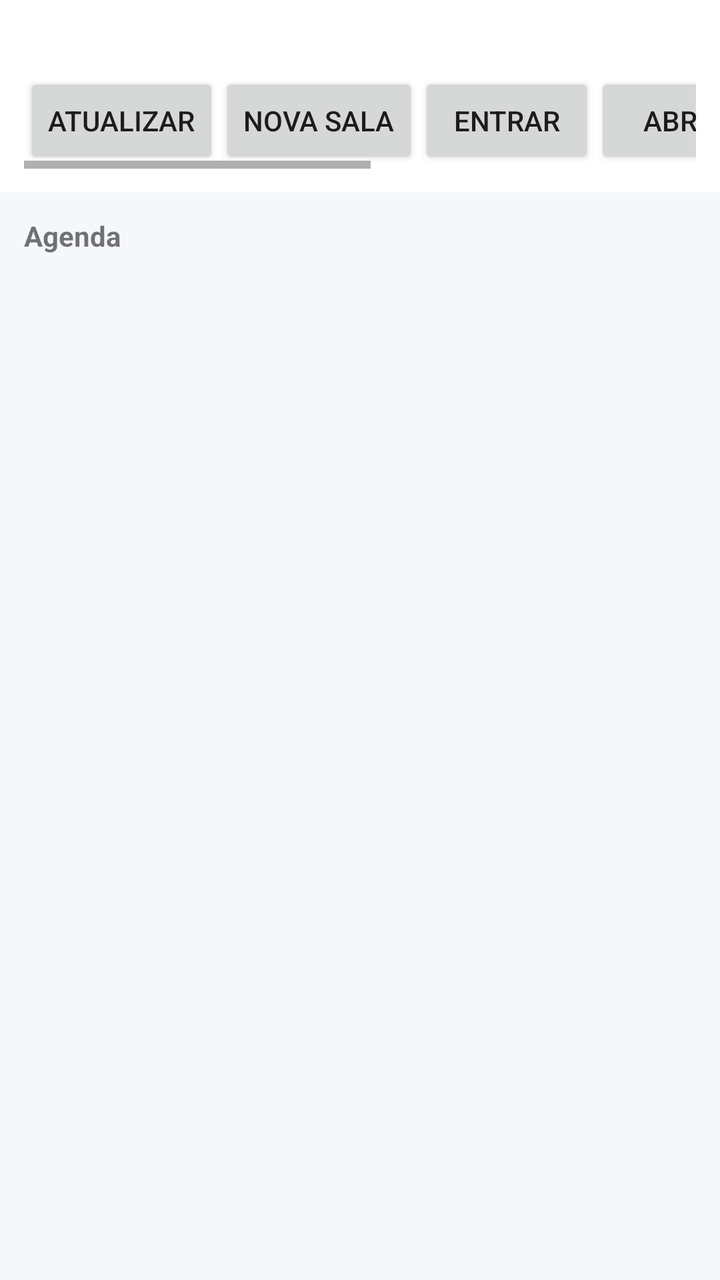
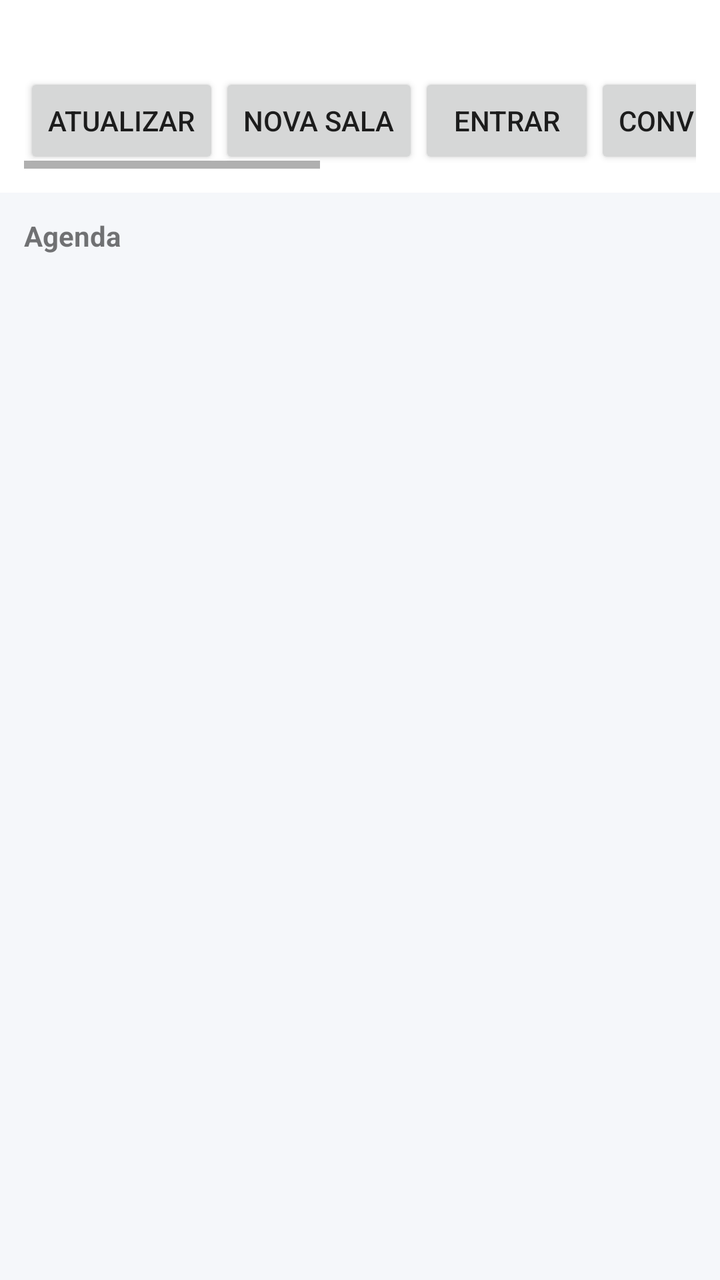

The first picture is an Android layout as it rendered before a commit; the second is the same layout after the commit. The layout source and the unified diff follow.
<!-- AndroidManifest.xml: application theme Theme.SalaReuniao -->
<!-- res/layout/activity_main.xml -->
<?xml version="1.0" encoding="utf-8"?>
<LinearLayout xmlns:android="http://schemas.android.com/apk/res/android"
    android:layout_width="match_parent"
    android:layout_height="match_parent"
    android:orientation="vertical"
    android:background="@color/background">

    <LinearLayout
        android:layout_width="match_parent"
        android:layout_height="wrap_content"
        android:padding="12dp"
        android:orientation="vertical"
        android:background="@color/surface">

        <TextView
            android:id="@+id/txtUser"
            android:layout_width="match_parent"
            android:layout_height="wrap_content"
            android:textStyle="bold"
            android:textSize="18sp"/>

        <HorizontalScrollView
            android:layout_width="match_parent"
            android:layout_height="wrap_content">
            <LinearLayout
                android:layout_width="wrap_content"
                android:layout_height="wrap_content"
                android:orientation="horizontal">
                <Button android:id="@+id/btnRefresh" android:layout_width="wrap_content" android:layout_height="wrap_content" android:text="Atualizar"/>
                <Button android:id="@+id/btnNewRoom" android:layout_width="wrap_content" android:layout_height="wrap_content" android:text="Nova sala"/>
                <Button android:id="@+id/btnEnter" android:layout_width="wrap_content" android:layout_height="wrap_content" android:text="Entrar"/>
                <Button android:id="@+id/btnOpen" android:layout_width="wrap_content" android:layout_height="wrap_content" android:text="Abrir"/>
                <Button android:id="@+id/btnClose" android:layout_width="wrap_content" android:layout_height="wrap_content" android:text="Encerrar"/>
                <Button android:id="@+id/btnCancel" android:layout_width="wrap_content" android:layout_height="wrap_content" android:text="Cancelar"/>
                <Button android:id="@+id/btnLogout" android:layout_width="wrap_content" android:layout_height="wrap_content" android:text="Sair"/>
            </LinearLayout>
        </HorizontalScrollView>
    </LinearLayout>

    <TextView
        android:id="@+id/txtAgenda"
        android:layout_width="match_parent"
        android:layout_height="wrap_content"
        android:padding="12dp"
        android:text="Agenda"
        android:textStyle="bold"/>

    <ListView
        android:id="@+id/listRooms"
        android:layout_width="match_parent"
        android:layout_height="0dp"
        android:layout_weight="1"
        android:choiceMode="singleChoice"
        android:dividerHeight="1dp"/>

    <ProgressBar
        android:id="@+id/progress"
        android:layout_width="wrap_content"
        android:layout_height="wrap_content"
        android:layout_gravity="center_horizontal"
        android:visibility="gone"/>
</LinearLayout>
<!-- resources referenced by this layout -->
<resources>
  <color name="background">#F5F7FA</color>
  <color name="surface">#FFFFFF</color>
  <style name="Theme.SalaReuniao" parent="Theme.MaterialComponents.DayNight.NoActionBar">
          <item name="colorPrimary">@color/primary</item>
          <item name="colorPrimaryVariant">@color/primary_dark</item>
          <item name="android:navigationBarColor">@color/background</item>
          <item name="android:windowLightStatusBar">true</item>
          <item name="android:statusBarColor">@color/background</item>
      </style>
  <color name="primary">#2457D6</color>
  <color name="primary_dark">#173B91</color>
</resources>

<!-- the commit's change to res/layout/activity_main.xml (unified diff, before → after) -->
@@ -29,6 +29,7 @@
                 <Button android:id="@+id/btnRefresh" android:layout_width="wrap_content" android:layout_height="wrap_content" android:text="Atualizar"/>
                 <Button android:id="@+id/btnNewRoom" android:layout_width="wrap_content" android:layout_height="wrap_content" android:text="Nova sala"/>
                 <Button android:id="@+id/btnEnter" android:layout_width="wrap_content" android:layout_height="wrap_content" android:text="Entrar"/>
+                <Button android:id="@+id/btnInvites" android:layout_width="wrap_content" android:layout_height="wrap_content" android:text="Convidados"/>
                 <Button android:id="@+id/btnOpen" android:layout_width="wrap_content" android:layout_height="wrap_content" android:text="Abrir"/>
                 <Button android:id="@+id/btnClose" android:layout_width="wrap_content" android:layout_height="wrap_content" android:text="Encerrar"/>
                 <Button android:id="@+id/btnCancel" android:layout_width="wrap_content" android:layout_height="wrap_content" android:text="Cancelar"/>
